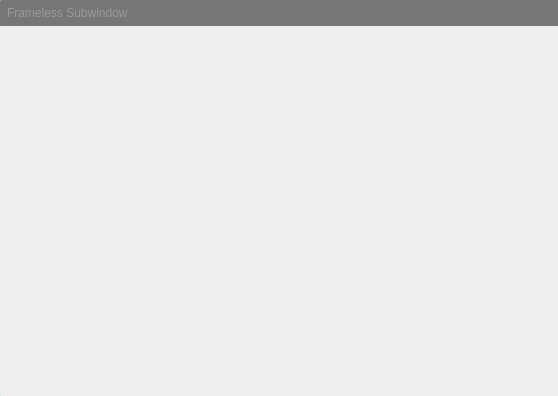
Before: the Qt Designer form ui/subwindow.ui in Maktm/Kiros, drawn with Qt 5.
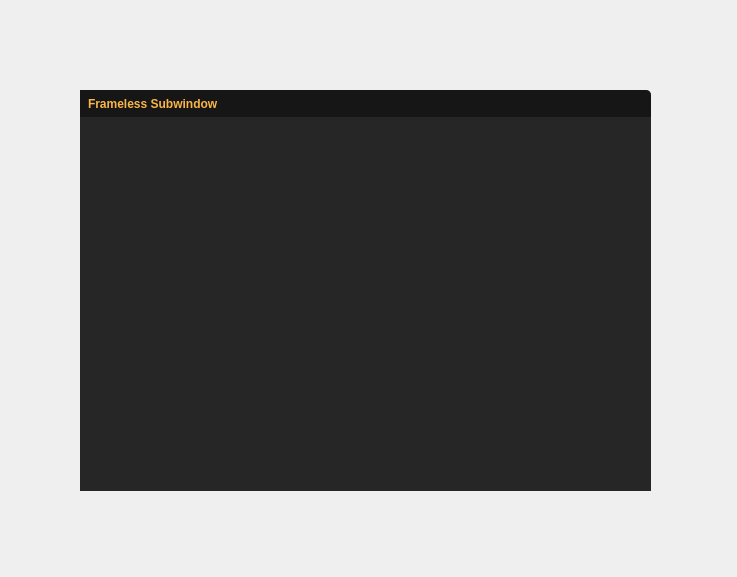
After: the same form once the commit is applied. Icons and pictures are not drawn. Custom widgets are drawn as their Qt base class.

Commit message: Modify and style SubWindow class - The class looks way better now. Of course there's a tonne of room for improvement but this is a *great* base. Good job.

Diff of the .ui file:
```diff
--- a/ui/subwindow.ui
+++ b/ui/subwindow.ui
@@ -6,8 +6,8 @@
    <rect>
     <x>0</x>
     <y>0</y>
-    <width>558</width>
-    <height>396</height>
+    <width>737</width>
+    <height>577</height>
    </rect>
   </property>
   <property name="windowTitle">
@@ -16,14 +16,14 @@
   <widget class="QWidget" name="windowFrame" native="true">
    <property name="geometry">
     <rect>
-     <x>-1</x>
-     <y>-1</y>
-     <width>561</width>
+     <x>80</x>
+     <y>90</y>
+     <width>571</width>
      <height>401</height>
     </rect>
    </property>
    <property name="styleSheet">
-    <string notr="true">#windowFrame{border:1px solid palette(highlight); border-radius:5px 5px 5px 5px; background-color:palette(Window);}</string>
+    <string notr="true">#windowFrame{border:1px solid red; border-radius:5px 5px 5px 5px; background-color:palette(Window);}</string>
    </property>
    <layout class="QVBoxLayout" name="v">
     <property name="spacing">
@@ -73,9 +73,16 @@
        </property>
        <item>
         <widget class="QLabel" name="titleText">
+         <property name="font">
+          <font>
+           <weight>75</weight>
+           <bold>true</bold>
+          </font>
+         </property>
          <property name="styleSheet">
           <string notr="true">padding-left:5px;
-color:rgb(153,153,153);</string>
+color:rgb(250, 181, 71);
+background-color: rgb(22, 22, 22);</string>
          </property>
          <property name="text">
           <string>Frameless Subwindow</string>
@@ -86,7 +93,7 @@
         <widget class="QToolButton" name="minimizeButton">
          <property name="styleSheet">
           <string notr="true">#minimizeButton{
-  background-color:none;
+  background-color: rgb(22, 22, 22);
   border:none;
   width:16px;
   height:16px;
@@ -109,7 +116,7 @@
         <widget class="QToolButton" name="restoreButton">
          <property name="styleSheet">
           <string notr="true">#restoreButton{
-  background-color:none;
+  background-color: rgb(22, 22, 22);
   border:none;
   width:16px;
   height:16px;
@@ -132,7 +139,7 @@
         <widget class="QToolButton" name="maximizeButton">
          <property name="styleSheet">
           <string notr="true">#maximizeButton{
-  background-color:none;
+  background-color: rgb(22, 22, 22);
   border:none;
   width:16px;
   height:16px;
@@ -155,7 +162,7 @@
         <widget class="QToolButton" name="closeButton">
          <property name="styleSheet">
           <string notr="true">#closeButton{
-  background-color:none;
+  background-color: rgb(22, 22, 22);
   border:none;
   width:16px;
   height:16px;
@@ -184,6 +191,7 @@
        <string notr="true">#windowContent{
   border: 0px none palette(base);
   border-radius:0px 0px 5px 5px;
+  background-color: rgb(38, 38, 38);
 }</string>
       </property>
      </widget>
```
The commit also changes 5 other files.
